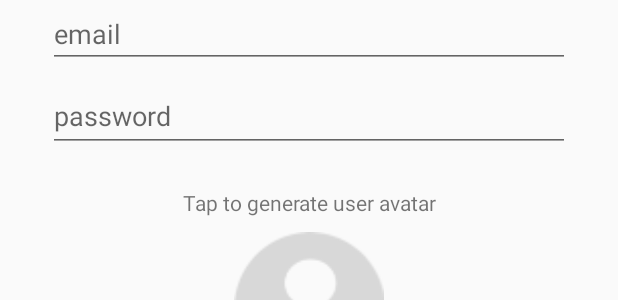
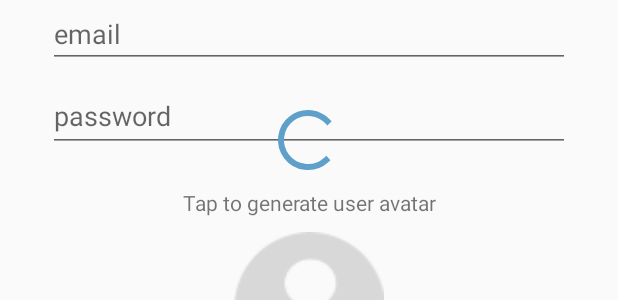
Before and after one commit to Googa92/Smack, an Android app: the layout activity_create_user.xml on its own in the app's theme, with its tools: preview values and no code run, on a phone screen of 412 x 824 dp. Shown: the part 128-428 px from the top of the screen. Run offline under Robolectric (Android 15) with nearby library versions, the phone set to English and light mode, and no system bars.

Commit message:
lecture 81 - added local broadcast, error toasts for creating user steps and for username/email/password incoret input, new constatnt valuables added to utilities for broadcast

```diff
--- a/app/src/main/java/com/example/yahor/smack/Utilities/Constants.kt
+++ b/app/src/main/java/com/example/yahor/smack/Utilities/Constants.kt
@@ -4,3 +4,6 @@ const val BASE_URL = "https://chattys.herokuapp.com/v1/"
 const val URL_REGISTER = "${BASE_URL}account/register"
 const val URL_LOGIN ="${BASE_URL}account/login"
 const val URL_CREATE_USER ="${BASE_URL}user/add"
+
+// broadcast constants
+const val BROADCAST_USER_DATA_CHANGE = "BROADCAST_USER_DATA_CHANGE"
--- a/app/src/main/res/layout/activity_create_user.xml
+++ b/app/src/main/res/layout/activity_create_user.xml
@@ -107,4 +107,17 @@
         app:layout_constraintEnd_toEndOf="parent"
         app:layout_constraintHorizontal_bias="0.5"
         app:layout_constraintStart_toStartOf="parent" />
+
+    <ProgressBar
+        android:id="@+id/createSpinner"
+        style="?android:attr/progressBarStyle"
+        android:layout_width="wrap_content"
+        android:layout_height="wrap_content"
+        android:layout_marginStart="8dp"
+        android:layout_marginEnd="8dp"
+        android:layout_marginBottom="8dp"
+        app:layout_constraintBottom_toTopOf="@+id/textView2"
+        app:layout_constraintEnd_toEndOf="parent"
+        app:layout_constraintHorizontal_bias="0.498"
+        app:layout_constraintStart_toStartOf="parent" />
 </android.support.constraint.ConstraintLayout>
```
Also changed, not shown: app/src/main/java/com/example/yahor/smack/Controller/CreateUserActivity.kt (+42 -7 lines).
